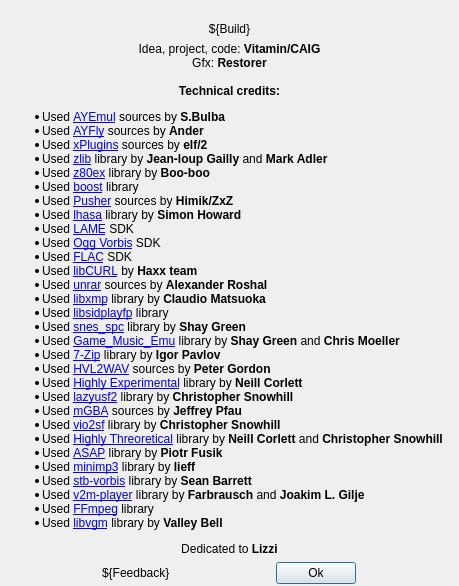
This is apps/zxtune-qt/ui/informational/aboutdialog.ui in vitamin-caig/zxtune as Qt 5 draws it before an edit. The edited form follows.
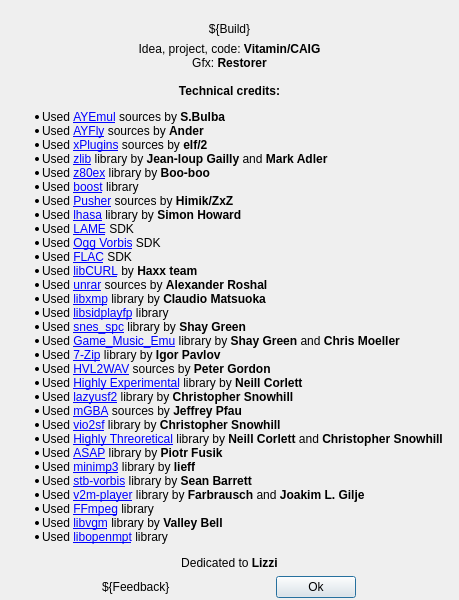
This is the edited form. Icons and pictures are not drawn.

Commit message: zxtune-qt: add libopenmpt credits.

Diff of the .ui file:
```diff
--- a/apps/zxtune-qt/ui/informational/aboutdialog.ui
+++ b/apps/zxtune-qt/ui/informational/aboutdialog.ui
@@ -101,6 +101,7 @@
 &lt;li&gt;Used &lt;a href=&quot;https://github.com/jgilje/v2m-player&quot;&gt;v2m-player&lt;/a&gt; library by &lt;b&gt;Farbrausch&lt;/b&gt; and &lt;b&gt;Joakim L. Gilje&lt;/b&gt;&lt;/li&gt;
 &lt;li&gt;Used &lt;a href=&quot;https://ffmpeg.org/&quot;&gt;FFmpeg&lt;/a&gt; library&lt;/li&gt;
 &lt;li&gt;Used &lt;a href=&quot;https://github.com/ValleyBell/libvgm&quot;&gt;libvgm&lt;/a&gt; library by &lt;b&gt;Valley Bell&lt;/b&gt;&lt;/li&gt;
+&lt;li&gt;Used &lt;a href=&quot;https://lib.openmpt.org/libopenmpt/&quot;&gt;libopenmpt&lt;/a&gt; library&lt;/li&gt;
 &lt;/ul&gt;
 
 &lt;center&gt;Dedicated to &lt;b&gt;Lizzi&lt;/b&gt;&lt;/center&gt;
```
The commit also changes 2 other files.
